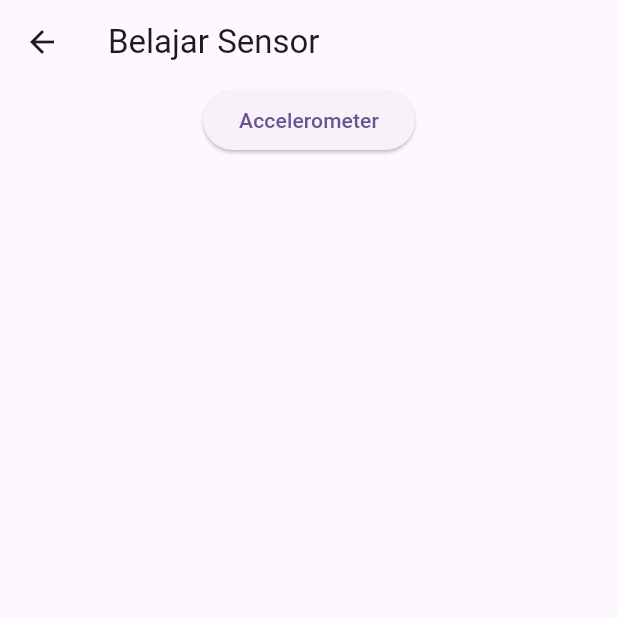
After one commit to mohammadzarkasi/mobpro-flutter, a Flutter app: the screen it shows after launch, after a tap on "Sensor", on a phone screen of 412 x 824 dp, the top half of it. The commit adds this screen. Run offline on Flutter 3.47's test engine with Material 3 defaults, Android fonts, the phone set to English and light mode, and no system bars; our stand-ins replace camera, flutter_map, geolocator, latlong2.

Commit message:
tambah library sensor

```diff
--- a/2025/lib/home_screen.dart
+++ b/2025/lib/home_screen.dart
@@ -1,6 +1,7 @@
 import 'package:flutter/material.dart';
 import 'package:pbm2025/camera_screen.dart';
 import 'package:pbm2025/gps_and_map_screen.dart';
+import 'package:pbm2025/sensor/sensor_home_screen.dart';
 
 class HomeScreen extends StatelessWidget {
   const HomeScreen({super.key});
@@ -33,6 +34,15 @@ class HomeScreen extends StatelessWidget {
                 ),
               );
             }, child: Text("Kamera")),
+            ElevatedButton(onPressed: (){
+              Navigator.of(context).push(
+                MaterialPageRoute(
+                  builder: (_) {
+                    return const SensorHomeScreen();
+                  },
+                ),
+              );
+            }, child: Text('Sensor')),
           ],
         ),
       ),
--- /dev/null
+++ b/2025/lib/sensor/sensor_home_screen.dart
@@ -0,0 +1,29 @@
+import 'package:flutter/material.dart';
+import 'package:pbm2025/sensor/sensor_accelerometer_screen.dart';
+
+class SensorHomeScreen extends StatelessWidget {
+  const SensorHomeScreen({super.key});
+
+  @override
+  Widget build(BuildContext context) {
+    return Scaffold(
+      appBar: AppBar(title: const Text("Belajar Sensor")),
+      body: Center(
+        child: Column(
+          children: [
+            // const Text("Accelerometer"),
+            ElevatedButton(onPressed: (){
+              Navigator.of(context).push(
+                MaterialPageRoute(
+                  builder: (_) {
+                    return const SensorAccelerometerScreen();
+                  },
+                ),
+              );
+            }, child: Text('Accelerometer')),
+          ],
+        ),
+      ),
+    );
+  }
+}
--- a/2025/pubspec.yaml
+++ b/2025/pubspec.yaml
@@ -38,6 +38,7 @@ dependencies:
   flutter_map: ^8.1.1
   latlong2: ^0.9.1
   camera: ^0.11.1
+  sensors_plus: ^6.1.1
 
 dev_dependencies:
   flutter_test:
```
Also changed, not shown: 2025/lib/sensor/sensor_accelerometer_screen.dart (added, +22 -0 lines).
